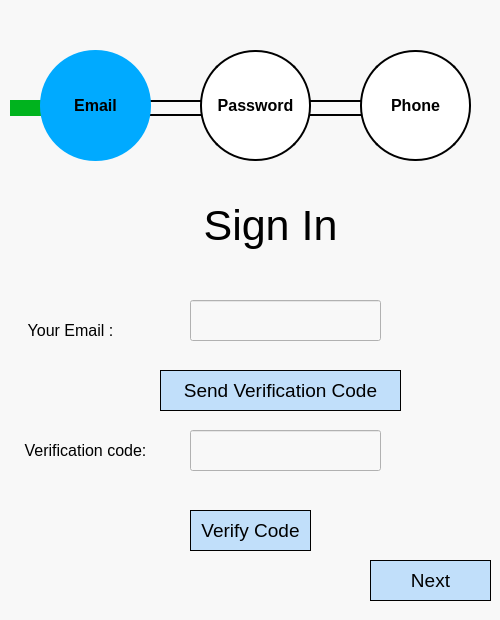
First picture: the form in UI_Files/Email Sign In.ui, repository StegoMailo/Desktop-App, before the edit.
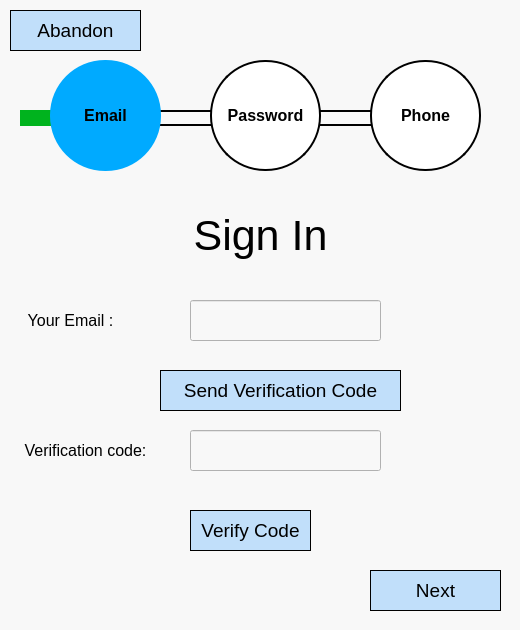
Second picture: the form after the edit.

Commit message: Fixed Sign In Screens

```diff
--- a/UI_Files/Email Sign In.ui
+++ b/UI_Files/Email Sign In.ui
@@ -6,8 +6,8 @@
    <rect>
     <x>0</x>
     <y>0</y>
-    <width>500</width>
-    <height>620</height>
+    <width>520</width>
+    <height>630</height>
    </rect>
   </property>
   <property name="windowTitle">
@@ -20,7 +20,7 @@
    <property name="geometry">
     <rect>
      <x>10</x>
-     <y>310</y>
+     <y>300</y>
      <width>121</width>
      <height>41</height>
     </rect>
@@ -82,8 +82,8 @@
    <property name="geometry">
     <rect>
      <x>370</x>
-     <y>560</y>
-     <width>121</width>
+     <y>570</y>
+     <width>131</width>
      <height>41</height>
     </rect>
    </property>
@@ -103,8 +103,8 @@
   <widget class="QLabel" name="txtSignInTitle">
    <property name="geometry">
     <rect>
-     <x>190</x>
-     <y>190</y>
+     <x>180</x>
+     <y>200</y>
      <width>161</width>
      <height>71</height>
     </rect>
@@ -152,8 +152,8 @@
   <widget class="QLabel" name="progessEmail">
    <property name="geometry">
     <rect>
-     <x>40</x>
-     <y>50</y>
+     <x>50</x>
+     <y>60</y>
      <width>111</width>
      <height>111</height>
     </rect>
@@ -181,8 +181,8 @@
   <widget class="QLabel" name="progessPassword">
    <property name="geometry">
     <rect>
-     <x>200</x>
-     <y>50</y>
+     <x>210</x>
+     <y>60</y>
      <width>111</width>
      <height>111</height>
     </rect>
@@ -211,8 +211,8 @@
   <widget class="QLabel" name="progessPassword_2">
    <property name="geometry">
     <rect>
-     <x>360</x>
-     <y>50</y>
+     <x>370</x>
+     <y>60</y>
      <width>111</width>
      <height>111</height>
     </rect>
@@ -244,8 +244,8 @@
    </property>
    <property name="geometry">
     <rect>
-     <x>120</x>
-     <y>100</y>
+     <x>130</x>
+     <y>110</y>
      <width>101</width>
      <height>16</height>
     </rect>
@@ -263,8 +263,8 @@
    </property>
    <property name="geometry">
     <rect>
-     <x>280</x>
-     <y>100</y>
+     <x>290</x>
+     <y>110</y>
      <width>101</width>
      <height>16</height>
     </rect>
@@ -282,8 +282,8 @@
    </property>
    <property name="geometry">
     <rect>
-     <x>10</x>
-     <y>100</y>
+     <x>20</x>
+     <y>110</y>
      <width>101</width>
      <height>16</height>
     </rect>
@@ -321,6 +321,31 @@
     <string>Verify Code</string>
    </property>
   </widget>
+  <widget class="QPushButton" name="btnAbandon">
+   <property name="enabled">
+    <bool>true</bool>
+   </property>
+   <property name="geometry">
+    <rect>
+     <x>10</x>
+     <y>10</y>
+     <width>131</width>
+     <height>41</height>
+    </rect>
+   </property>
+   <property name="font">
+    <font>
+     <pointsize>14</pointsize>
+    </font>
+   </property>
+   <property name="styleSheet">
+    <string notr="true">border: 0.5px solid #000000;
+background-color: rgb(138, 198, 253,0.5);</string>
+   </property>
+   <property name="text">
+    <string>Abandon</string>
+   </property>
+  </widget>
   <zorder>Entry</zorder>
   <zorder>PasswordToPhone</zorder>
   <zorder>EmailToPassword</zorder>
```
Left out of the diff: 5 changed lines with no effect on the pictures. The commit also changes 5 other files.
